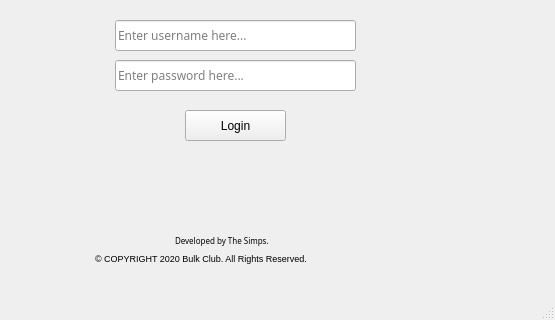
This is mainwindow.ui in UnitedPuggs/The-Simps as Qt 5 draws it before an edit; both pictures show x 85 to 640 and y 160 to 480 of the 640 by 480 pixel window. The edited form follows.
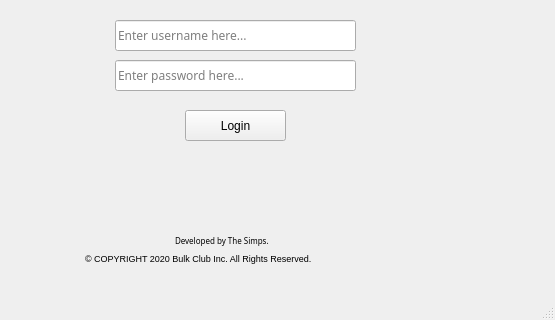
This is the edited form.

What changed in the file:
```diff
--- a/mainwindow.ui
+++ b/mainwindow.ui
@@ -127,9 +127,9 @@
    <widget class="QLabel" name="label">
     <property name="geometry">
      <rect>
-      <x>180</x>
+      <x>170</x>
       <y>410</y>
-      <width>291</width>
+      <width>311</width>
       <height>16</height>
      </rect>
     </property>
@@ -140,7 +140,7 @@
      </font>
     </property>
     <property name="text">
-     <string>© COPYRIGHT 2020 Bulk Club. All Rights Reserved.</string>
+     <string>© COPYRIGHT 2020 Bulk Club Inc. All Rights Reserved.</string>
     </property>
    </widget>
   </widget>
```
Left out of the diff: 4 changed lines with no effect on the pictures.
